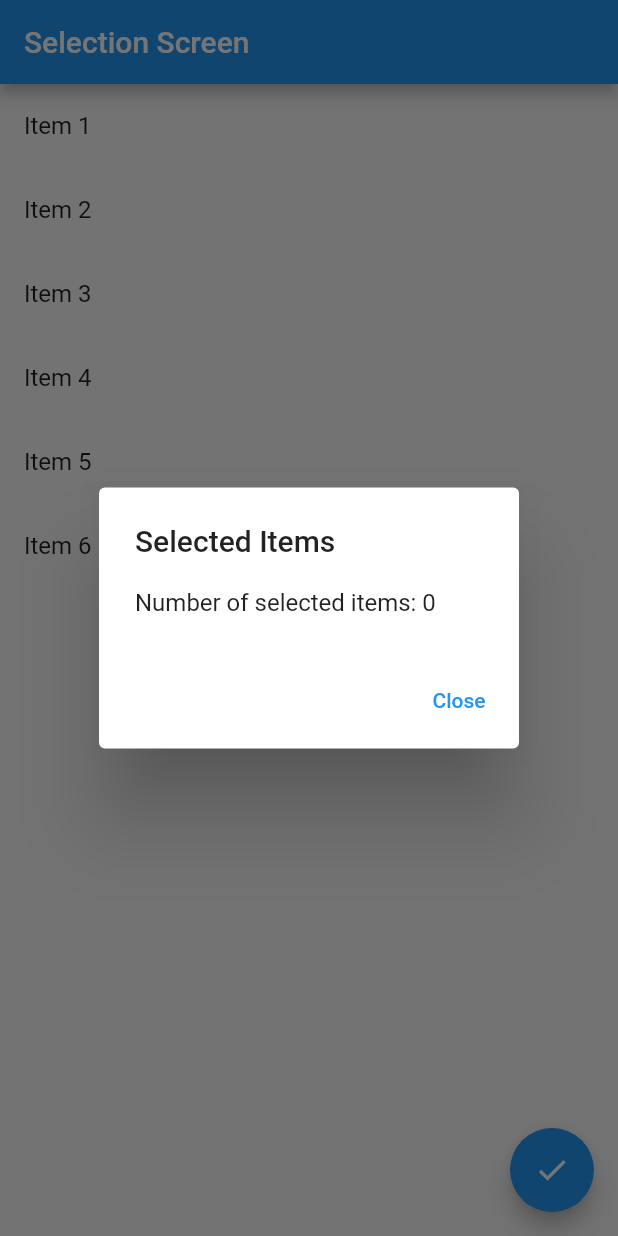
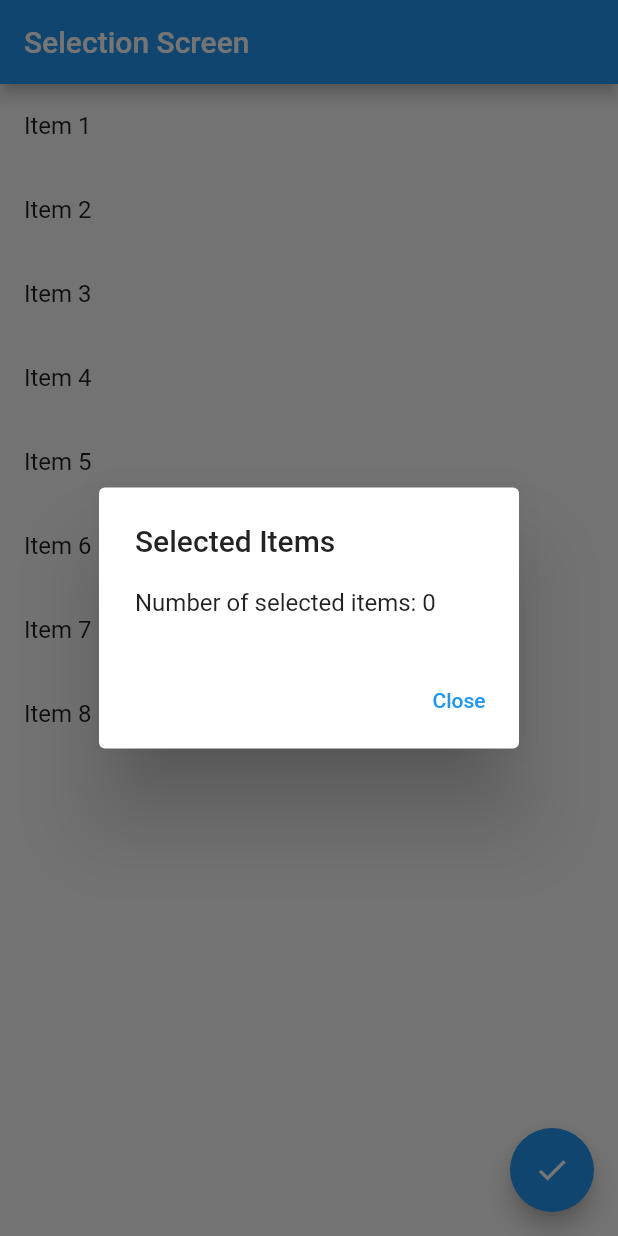
Before and after one commit to mohaimenulmishu/ostad, a Flutter app: the screen it shows after launch, after a tap on the "check" icon, on a phone screen of 412 x 824 dp. Run offline on Flutter 3.47's test engine with Material 2 defaults, Android fonts, the phone set to English and light mode, and no system bars; missing offline and left inert: ostad_submission_flutter.

Commit message:
complete
live test 10

```diff
--- a/test_10/lib/main.dart
+++ b/test_10/lib/main.dart
@@ -11,17 +11,17 @@ class MyApp extends StatelessWidget {
   Widget build(BuildContext context) {
     return MaterialApp(
       debugShowCheckedModeBanner: false,
-      home: ColorChangeScreen(),
+      home: SelectScreen(),
     );
   }
 }
 
-class ColorChangeScreen extends StatefulWidget {
+class SelectScreen extends StatefulWidget {
   @override
-  _ColorChangeScreenState createState() => _ColorChangeScreenState();
+  _SelectScreenState createState() => _SelectScreenState();
 }
 
-class _ColorChangeScreenState extends State<ColorChangeScreen> {
+class _SelectScreenState extends State<SelectScreen> {
   final List<String> items = [
     'Item 1',
     'Item 2',
@@ -29,11 +29,13 @@ class _ColorChangeScreenState extends State<ColorChangeScreen> {
     'Item 4',
     'Item 5',
     'Item 6',
+    'Item 7',
+    'Item 8',
   ];
 
   List<String> selectedItems = [];
 
-  void Selected(bool isSelected, int index) {
+  void selected(bool isSelected, int index) {
     if (isSelected) {
       selectedItems.remove(items[index]);
     } else {
@@ -45,7 +47,7 @@ class _ColorChangeScreenState extends State<ColorChangeScreen> {
   Widget build(BuildContext context) {
     return Scaffold(
       appBar: AppBar(
-        title: Text('Selection Screen '),
+        title: const Text('Selection Screen '),
       ),
       body: ListView.builder(
         itemCount: items.length,
@@ -56,7 +58,7 @@ class _ColorChangeScreenState extends State<ColorChangeScreen> {
             tileColor: isSelected ? Colors.blue : null,
             onTap: () {
               setState(() {
-                Selected(isSelected, index);
+                selected(isSelected, index);
               });
             },
           );
@@ -68,12 +70,12 @@ class _ColorChangeScreenState extends State<ColorChangeScreen> {
             context: context,
             builder: (context) {
               return AlertDialog(
-                title: Text('Selected Items'),
+                title: const Text('Selected Items'),
                 content:
                 Text('Number of selected items: ${selectedItems.length}'),
                 actions: <Widget>[
                   TextButton(
-                    child: Text('Close'),
+                    child: const Text('Close',style: TextStyle(color: Colors.blue),),
                     onPressed: () {
                       Navigator.of(context).pop();
                     },
```
